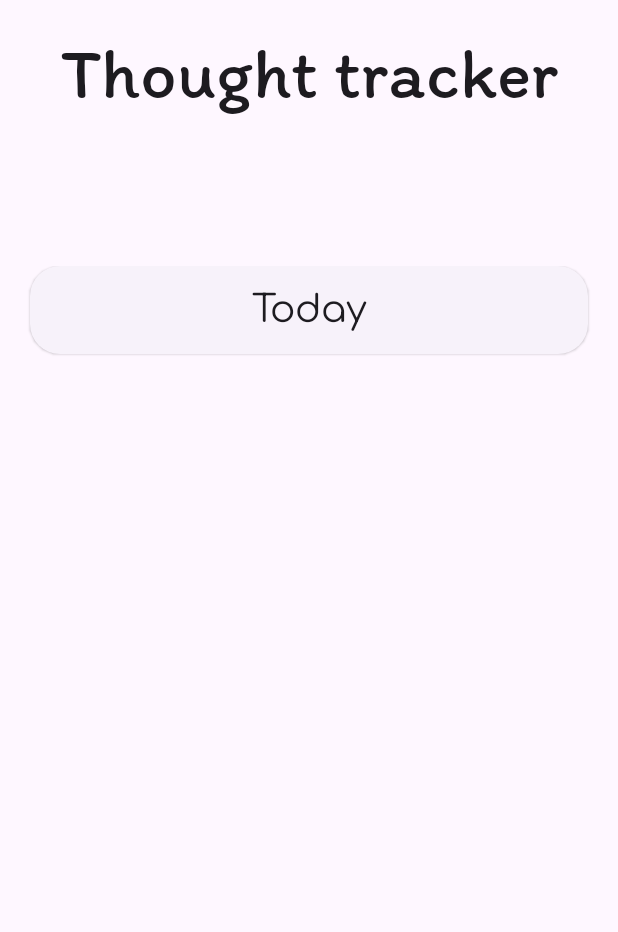
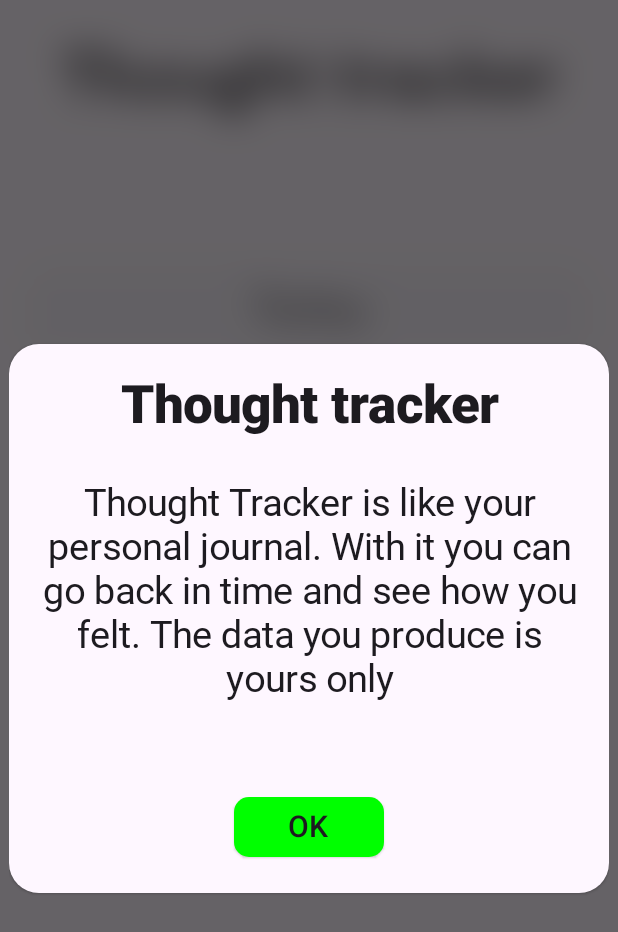
Before and after one commit to EvgenSuit/My-Speechy, an Android app built with Jetpack Compose: the ThoughtTrackerScreen screen opened through its navigation route, on a phone screen of 412 x 824 dp. Shown: the top 932 px of the screen. Run offline under Robolectric (Android 15) with nearby library versions, the phone set to English and light mode, and no system bars; our stand-ins replace Dagger/Hilt's generated code, Firebase (no records; nobody signed in at launch, a user with empty details on screens opened directly), Room's generated code; libraries missing offline, so code that uses them is left out: es.dmoral.toasty; Roboto replaces fonts that are not available here.

Commit message:
adapted dialog box, changed selection colors for bottom nav bar, provided explanatory dialog box for thought tracker, made empty(but not null) usernames appear as 'Empty username'

```diff
--- a/app/src/main/java/com/myspeechy/myspeechy/MainActivity.kt
+++ b/app/src/main/java/com/myspeechy/myspeechy/MainActivity.kt
@@ -28,7 +28,7 @@ import javax.inject.Inject
 
 @AndroidEntryPoint
 class MainActivity : ComponentActivity() {
-    private var darkTheme = mutableStateOf(false)
+    private var darkTheme = mutableStateOf(true)
 
     @Inject
     lateinit var authService: AuthService
--- a/app/src/main/java/com/myspeechy/myspeechy/MySpeechyApp.kt
+++ b/app/src/main/java/com/myspeechy/myspeechy/MySpeechyApp.kt
@@ -48,6 +48,7 @@ import com.google.firebase.auth.ktx.auth
 import com.google.firebase.ktx.Firebase
 import com.myspeechy.myspeechy.data.authDataStore
 import com.myspeechy.myspeechy.data.errorKey
+import com.myspeechy.myspeechy.data.lesson.LessonCategories
 import com.myspeechy.myspeechy.data.loggedOutDataStore
 import com.myspeechy.myspeechy.data.navBarDataStore
 import com.myspeechy.myspeechy.data.showNavBarDataStore
@@ -198,23 +199,23 @@ fun MySpeechyApp(navController: NavHostController = rememberNavController(),
                         })
                     }
                     composable(
-                        "regularLessonItem/{regularLessonItemId}",
-                        arguments = listOf(navArgument("regularLessonItemId")
+                        "${LessonCategories.PSYCHOLOGICAL}/{id}",
+                        arguments = listOf(navArgument("id")
                         { type = NavType.IntType })
                     ) {
                         RegularLessonItem { navController.navigateUp() }
                     }
                     composable(
-                        "readingLessonItem/{readingLessonItemId}",
-                        arguments = listOf(navArgument("readingLessonItemId")
+                        "${LessonCategories.READING}/{id}",
+                        arguments = listOf(navArgument("id")
                         { type = NavType.IntType })
                     ) {
                         ReadingLessonItem()
                         { navController.navigateUp() }
                     }
                     composable(
-                        "meditationLessonItem/{meditationLessonItemId}",
-                        arguments = listOf(navArgument("meditationLessonItemId")
+                        "${LessonCategories.MEDITATION}/{id}",
+                        arguments = listOf(navArgument("id")
                         { type = NavType.IntType })
                     ) {
                         MeditationLessonItem()
@@ -269,17 +270,16 @@ fun BottomNavBar(
                 } },
                 icon = { Icon(
                     painterResource(screen.icon),
-                    tint = MaterialTheme.colorScheme.primary,
                     contentDescription = null,
                     modifier = Modifier
                         .size(if (selected) dimensionResource(R.dimen.selected_bottom_bar_icon_size) else
                             dimensionResource(R.dimen.unselected_bottom_bar_icon_size))
                 ) },
-
-                selectedContentColor = Color.White,
+                selectedContentColor = MaterialTheme.colorScheme.primary,
+                unselectedContentColor = MaterialTheme.colorScheme.outline,
                 modifier = Modifier
                     .background(MaterialTheme.colorScheme.background)
-                    .weight(1f)
+                    //.weight(1f)
                     .semantics {
                         contentDescription = screen.label
                     }
--- a/app/src/main/java/com/myspeechy/myspeechy/components/ChatComponents.kt
+++ b/app/src/main/java/com/myspeechy/myspeechy/components/ChatComponents.kt
@@ -180,7 +180,9 @@ fun MessageContent(
                 .padding(dimensionResource(R.dimen.message_content_padding))) {
             val senderUsername = message.senderUsername
             if (message.sender != userId && !isPrivate) {
-                    Text(senderUsername ?: "Deleted account",
+                    Text(if (senderUsername == null) "Deleted account"
+                    else if (senderUsername.isEmpty()) stringResource(R.string.empty_username)
+                        else senderUsername,
                         overflow = TextOverflow.Ellipsis,
                         fontSize = 18.sp,
                         fontWeight = FontWeight.Bold,
--- a/app/src/main/java/com/myspeechy/myspeechy/components/LessonItemComponents.kt
+++ b/app/src/main/java/com/myspeechy/myspeechy/components/LessonItemComponents.kt
@@ -5,8 +5,8 @@ import android.os.Build
 import androidx.compose.foundation.ScrollState
 import androidx.compose.foundation.background
 import androidx.compose.foundation.layout.Arrangement
+import androidx.compose.foundation.layout.Box
 import androidx.compose.foundation.layout.Column
-import androidx.compose.foundation.layout.IntrinsicSize
 import androidx.compose.foundation.layout.Row
 import androidx.compose.foundation.layout.Spacer
 import androidx.compose.foundation.layout.defaultMinSize
@@ -14,14 +14,15 @@ import androidx.compose.foundation.layout.fillMaxSize
 import androidx.compose.foundation.layout.fillMaxWidth
 import androidx.compose.foundation.layout.height
 import androidx.compose.foundation.layout.padding
+import androidx.compose.foundation.layout.width
 import androidx.compose.foundation.layout.wrapContentSize
 import androidx.compose.foundation.rememberScrollState
 import androidx.compose.foundation.shape.RoundedCornerShape
 import androidx.compose.foundation.verticalScroll
 import androidx.compose.material3.ButtonDefaults
-import androidx.compose.material3.Card
 import androidx.compose.material3.CardDefaults
 import androidx.compose.material3.ElevatedButton
+import androidx.compose.material3.ElevatedCard
 import androidx.compose.material3.MaterialTheme
 import androidx.compose.material3.Text
 import androidx.compose.runtime.Composable
@@ -33,6 +34,7 @@ import androidx.compose.runtime.setValue
 import androidx.compose.ui.Alignment
 import androidx.compose.ui.Modifier
 import androidx.compose.ui.draw.blur
+import androidx.compose.ui.draw.clip
 import androidx.compose.ui.graphics.Brush
 import androidx.compose.ui.graphics.Color
 import androidx.compose.ui.res.dimensionResource
@@ -45,10 +47,8 @@ import com.google.accompanist.permissions.ExperimentalPermissionsApi
 import com.google.accompanist.permissions.isGranted
 import com.google.accompanist.permissions.rememberPermissionState
 import com.myspeechy.myspeechy.R
-import com.myspeechy.myspeechy.data.lesson.Lesson
 import com.myspeechy.myspeechy.data.lesson.LessonCategories
 import com.myspeechy.myspeechy.data.lesson.LessonItemUiState
-import java.util.Locale
 
 @OptIn(ExperimentalPermissionsApi::class)
 @Composable
@@ -94,7 +94,11 @@ fun <T: LessonItemUiState> LessonItemWrapper(
             .background(itemBackgroundGradient)
             .verticalScroll(scrollState)
             .padding(10.dp)
-            .blur(if (lessonItem.title.isNotEmpty() && !uiState.wasWelcomeDialogBoxShown && showDialog) 20.dp else 0.dp)
+            .blur(
+                if (lessonItem.title.isNotEmpty() && !uiState.wasWelcomeDialogBoxShown && showDialog) dimensionResource(
+                    R.dimen.blur
+                ) else 0.dp
+            )
     ) {
         Row(modifier = Modifier.padding(bottom = 30.dp),
             verticalAlignment = Alignment.CenterVertically) {
@@ -140,13 +144,14 @@ fun DialogBox(title: String, text: String,
               onDismiss: () -> Unit) {
     val corner = dimensionResource(R.dimen.common_corner_size)
     Dialog(onDismissRequest = onDismiss) {
-        Card(
+            ElevatedCard(
                 modifier = Modifier
-                .fillMaxWidth()
-                .height(IntrinsicSize.Min),
-            colors = CardDefaults.cardColors(
-                containerColor = MaterialTheme.colorScheme.background,
-            ),
+                    .width(400.dp)
+                    .height(500.dp)
+                    .clip(RoundedCornerShape(corner))
+                    .verticalScroll(rememberScrollState())
+                    .wrapContentSize(Alignment.Center),
+                colors = CardDefaults.cardColors(containerColor = MaterialTheme.colorScheme.background),
                 shape = RoundedCornerShape(corner)
             ) {
                 Column(
@@ -159,13 +164,17 @@ fun DialogBox(title: String, text: String,
                     Text(title,
                         style = MaterialTheme.typography.headlineMedium
                             .copy(color = MaterialTheme.colorScheme.onBackground),
-                    textAlign = TextAlign.Center,
-                    modifier = Modifier.wrapContentSize(Alignment.Center))
+                        textAlign = TextAlign.Center
+                    )
                     Text(text,
                         style = MaterialTheme.typography.bodyMedium
                             .copy(color = MaterialTheme.colorScheme.onBackground),
                         textAlign = TextAlign.Center,
-                    modifier = Modifier.wrapContentSize(Alignment.Center))
+                        modifier = Modifier
+                            .fillMaxSize()
+                            .wrapContentSize(Alignment.Center)
+                    )
+                    Spacer(modifier = Modifier.weight(1f))
                     ElevatedButton(onClick = onDismiss,
                         shape = RoundedCornerShape(10.dp),
                         colors = ButtonDefaults.buttonColors(
--- a/app/src/main/java/com/myspeechy/myspeechy/data/lesson/LessonCategories.kt
+++ b/app/src/main/java/com/myspeechy/myspeechy/data/lesson/LessonCategories.kt
@@ -4,5 +4,6 @@ enum class LessonCategories {
     PSYCHOLOGICAL,
     MEDITATION,
     READING,
+    THOUGHT_TRACKER,
     NONE,
 }
--- a/app/src/main/java/com/myspeechy/myspeechy/presentation/chat/PrivateChatViewModel.kt
+++ b/app/src/main/java/com/myspeechy/myspeechy/presentation/chat/PrivateChatViewModel.kt
@@ -106,8 +106,10 @@ class PrivateChatViewModel @Inject constructor(
     }
     private fun listenForMessages(topIndex: Int = 0, remove: Boolean) {
         if (!remove) {
-            _uiState.update { it.copy(topMessageBatchIndex = it.topMessageBatchIndex + topIndex,
-                messagesState = MessagesState.LOADING) }
+            _uiState.update { it.copy(topMessageBatchIndex = it.topMessageBatchIndex + topIndex) }
+        }
+        if (_uiState.value.messagesState == MessagesState.NOT_EMPTY) {
+            _uiState.update { it.copy(messagesState = MessagesState.LOADING) }
         }
         chatServiceImpl.messagesListener(
             chatId, topIndex,
--- a/app/src/main/java/com/myspeechy/myspeechy/presentation/lesson/RegularLessonItemViewModel.kt
+++ b/app/src/main/java/com/myspeechy/myspeechy/presentation/lesson/RegularLessonItemViewModel.kt
@@ -24,7 +24,7 @@ class RegularLessonItemViewModel @Inject constructor(
     private val lessonRepository: LessonRepository,
     private val lessonServiceImpl: RegularLessonServiceImpl,
     savedStateHandle: SavedStateHandle): ViewModel() {
-        private val id: Int = checkNotNull(savedStateHandle["regularLessonItemId"])
+        private val id: Int = checkNotNull(savedStateHandle["id"])
         private val _uiState = MutableStateFlow(RegularLessonItemState(LessonItem()))
         val uiState = _uiState.asStateFlow()
         init {
--- a/app/src/main/java/com/myspeechy/myspeechy/presentation/lesson/meditation/MeditationLessonItemViewModel.kt
+++ b/app/src/main/java/com/myspeechy/myspeechy/presentation/lesson/meditation/MeditationLessonItemViewModel.kt
@@ -38,7 +38,7 @@ class MeditationLessonItemViewModel @Inject constructor(
     private val dataStoreManager: DataStoreManager,
     savedStateHandle: SavedStateHandle
 ): ViewModel() {
-     val id: Int = checkNotNull(savedStateHandle["meditationLessonItemId"])
+     val id: Int = checkNotNull(savedStateHandle["id"])
     private val _uiState = MutableStateFlow(MeditationLessonItemState(LessonItem()))
     val uiState = _uiState.asStateFlow()
     val saveResultFlow = _uiState.map { it.saveResult }
--- a/app/src/main/java/com/myspeechy/myspeechy/presentation/lesson/reading/ReadingLessonItemViewModel.kt
+++ b/app/src/main/java/com/myspeechy/myspeechy/presentation/lesson/reading/ReadingLessonItemViewModel.kt
@@ -23,7 +23,7 @@ class ReadingLessonItemViewModel @Inject constructor(
     private val lessonRepository: LessonRepository,
     private val lessonServiceImpl: ReadingLessonServiceImpl,
     savedStateHandle: SavedStateHandle): ViewModel(){
-    private val id: Int = checkNotNull(savedStateHandle["readingLessonItemId"])
+    private val id: Int = checkNotNull(savedStateHandle["id"])
     private val _uiState = MutableStateFlow(ReadingLessonItemState(LessonItem()))
     val uiState = _uiState.asStateFlow()
     var job: Job? = null
@@ -118,5 +118,5 @@ class ReadingLessonItemViewModel @Inject constructor(
             lessonServiceImpl.markAsComplete(_uiState.value.lessonItem)
         }
     }
-    fun onCategoryConvert(): String = lessonServiceImpl.categoryToDialogText(LessonCategories.MEDITATION)
+    fun onCategoryConvert(): String = lessonServiceImpl.categoryToDialogText(LessonCategories.READING)
 }
--- a/app/src/main/java/com/myspeechy/myspeechy/presentation/thoughtTracker/ThoughtTrackerViewModel.kt
+++ b/app/src/main/java/com/myspeechy/myspeechy/presentation/thoughtTracker/ThoughtTrackerViewModel.kt
@@ -1,8 +1,9 @@
 package com.myspeechy.myspeechy.presentation.thoughtTracker
 
-import android.util.Log
 import androidx.lifecycle.ViewModel
 import androidx.lifecycle.viewModelScope
+import com.myspeechy.myspeechy.data.DataStoreManager
+import com.myspeechy.myspeechy.data.lesson.LessonCategories
 import com.myspeechy.myspeechy.data.thoughtTrack.ThoughtTrackItem
 import com.myspeechy.myspeechy.domain.DateFormatter
 import com.myspeechy.myspeechy.domain.Result
@@ -23,13 +24,22 @@ import javax.inject.Inject
 class ThoughtTrackerViewModel @Inject constructor(
     private val thoughtTrackerService: ThoughtTrackerService,
     private val isDateEqualToCurrentUseCase: IsDateEqualToCurrentUseCase,
-    private val getCurrentDateUseCase: GetCurrentDateUseCase
+    private val getCurrentDateUseCase: GetCurrentDateUseCase,
+    private val dataStoreManager: DataStoreManager,
 ): ViewModel() {
     private val _uiState = MutableStateFlow(ThoughtTrackerUiState())
     val uiState = _uiState.asStateFlow()
     private var dateListeningJob: Job? = null
     private var sourceTrackItems: List<ThoughtTrackItem> = mutableListOf()
     val tracksFetchResultFlow = _uiState.map { it.result }
+
+    init {
+        viewModelScope.launch {
+            dataStoreManager.collectWelcomeDialogBoxShow { set ->
+                _uiState.update { it.copy(wasWelcomeDialogShown = set.contains(LessonCategories.THOUGHT_TRACKER.name)) }
+            }
+        }
+    }
 
     fun listenForTracks(remove: Boolean) {
         if (!remove) {
@@ -78,8 +88,13 @@ class ThoughtTrackerViewModel @Inject constructor(
         }
     }
 
+    fun onDialogDismiss() = viewModelScope.launch {
+        dataStoreManager.editWelcomeDialogBoxShown(LessonCategories.THOUGHT_TRACKER)
+    }
+
     fun formatDate(date: String): String = DateFormatter.convertFromUtcThoughtTracker(date)
 
     data class ThoughtTrackerUiState(val trackItems: List<ThoughtTrackItem> = listOf(),
+                                     val wasWelcomeDialogShown: Boolean = true,
                                      val result: Result = Result.Idle)
 }
--- a/app/src/main/java/com/myspeechy/myspeechy/screens/chat/PublicChatScreen.kt
+++ b/app/src/main/java/com/myspeechy/myspeechy/screens/chat/PublicChatScreen.kt
@@ -58,6 +58,7 @@ import androidx.compose.ui.focus.FocusRequester
 import androidx.compose.ui.platform.LocalContext
 import androidx.compose.ui.platform.LocalFocusManager
 import androidx.compose.ui.res.dimensionResource
+import androidx.compose.ui.res.stringResource
 import androidx.compose.ui.text.TextRange
 import androidx.compose.ui.text.input.TextFieldValue
 import androidx.compose.ui.text.style.TextAlign
@@ -437,7 +438,9 @@ fun MembersColumn(
                             .padding(5.dp),
                         horizontalAlignment = Alignment.CenterHorizontally,
                         verticalArrangement = Arrangement.spacedBy(3.dp)) {
-                        Text(username ?: "Deleted account", fontSize = 18.sp, maxLines = 1, overflow = TextOverflow.Ellipsis)
+                        Text(if (username == null) "Deleted account"
+                            else if (username.isEmpty()) stringResource(R.string.empty_username)
+                            else username, fontSize = 18.sp, maxLines = 1, overflow = TextOverflow.Ellipsis)
                         if (userId == admin) {
                             Text("Admin", color = MaterialTheme.colorScheme.surfaceTint)
                         }
--- a/app/src/main/java/com/myspeechy/myspeechy/screens/lesson/ReadingLessonItem.kt
+++ b/app/src/main/java/com/myspeechy/myspeechy/screens/lesson/ReadingLessonItem.kt
@@ -65,7 +65,6 @@ fun ReadingLessonItem(viewModel: ReadingLessonItemViewModel = hiltViewModel(),
     val scope = rememberCoroutineScope()
     val scrollState = rememberScrollState()
     val text = uiState.lessonItem.text
-    val job: Job? = viewModel.job
     var showControlBar by remember {
         mutableStateOf(true)
     }
--- a/app/src/main/java/com/myspeechy/myspeechy/screens/thoughtTracker/ThoughtTrackerScreen.kt
+++ b/app/src/main/java/com/myspeechy/myspeechy/screens/thoughtTracker/ThoughtTrackerScreen.kt
@@ -10,7 +10,6 @@ import androidx.compose.foundation.layout.Column
 import androidx.compose.foundation.layout.Spacer
 import androidx.compose.foundation.layout.fillMaxHeight
 import androidx.compose.foundation.layout.fillMaxSize
-import androidx.compose.foundation.layout.fillMaxWidth
 import androidx.compose.foundation.layout.height
 import androidx.compose.foundation.layout.padding
 import androidx.compose.foundation.layout.width
@@ -27,12 +26,12 @@ import androidx.compose.runtime.collectAsState
 import androidx.compose.runtime.getValue
 import androidx.compose.ui.Alignment
 import androidx.compose.ui.Modifier
+import androidx.compose.ui.draw.blur
 import androidx.compose.ui.platform.LocalContext
 import androidx.compose.ui.res.dimensionResource
 import androidx.compose.ui.res.stringResource
 import androidx.compose.ui.semantics.contentDescription
 import androidx.compose.ui.semantics.semantics
-import androidx.compose.ui.unit.Dp
 import androidx.compose.ui.unit.dp
 import androidx.hilt.navigation.compose.hiltViewModel
 import androidx.lifecycle.Lifecycle
@@ -40,6 +39,7 @@ import androidx.lifecycle.compose.LifecycleEventEffect
 import androidx.navigation.NavHostController
 import com.myspeechy.myspeechy.NavScreens
 import com.myspeechy.myspeechy.R
+import com.myspeechy.myspeechy.components.DialogBox
 import com.myspeechy.myspeechy.data.thoughtTrack.ThoughtTrackItem
 import com.myspeechy.myspeechy.domain.Result
 import com.myspeechy.myspeechy.presentation.thoughtTracker.ThoughtTrackerViewModel
@@ -51,7 +51,6 @@ fun ThoughtTrackerScreen(navController: NavHostController,
     val context = LocalContext.current
     val uiState by viewModel.uiState.collectAsState()
     val circularProgressIndicatorDescription = stringResource(R.string.circular_progress_indicator)
-    val width = dimensionResource(R.dimen.thought_tracker_width)
     LifecycleEventEffect(Lifecycle.Event.ON_RESUME) {
         viewModel.listenForTracks(false)
         viewModel.listenForDateChange(false)
@@ -68,16 +67,22 @@ fun ThoughtTrackerScreen(navController: NavHostController,
             }
         }
     }
+    if (!uiState.wasWelcomeDialogShown) {
+        DialogBox(title = stringResource(R.string.thought_tracker), text = stringResource(R.string.thought_tracker_description),
+            viewModel::onDialogDismiss)
+    }
     BoxWithConstraints(
         contentAlignment = Alignment.TopCenter,
-        modifier = Modifier.fillMaxSize()
+        modifier = Modifier
+            .fillMaxSize()
+            .blur(if (!uiState.wasWelcomeDialogShown) dimensionResource(R.dimen.blur) else 0.dp)
     ) {
         val maxHeight = this.maxHeight
         Column(
             Modifier
                 .fillMaxSize()
                 .background(MaterialTheme.colorScheme.background)
-                .let { if (maxHeight > 400.dp) it.padding(dimensionResource(R.dimen.thought_tracker_page_padding)) else it},
+                .let { if (maxHeight > 400.dp) it.padding(dimensionResource(R.dimen.thought_tracker_page_padding)) else it },
             horizontalAlignment = Alignment.CenterHorizontally) {
             ThoughtTrackerTitle()
             if (maxHeight > 400.dp) Spacer(Modifier.height(100.dp))
--- a/app/src/main/res/values/dimen.xml
+++ b/app/src/main/res/values/dimen.xml
@@ -1,5 +1,7 @@
 <?xml version="1.0" encoding="utf-8"?>
 <resources>
+    <dimen name="dialog_box_width">200dp</dimen>
+    <dimen name="dialog_box_height">200dp</dimen>
     <dimen name="back_button_size">35dp</dimen>
     <dimen name="chats_top_row_height">70dp</dimen>
     <dimen name="auth_components_height">430dp</dimen>
@@ -34,6 +36,7 @@
     <dimen name="show_control_bar_button_height">40dp</dimen>
     <dimen name="show_control_bar_button_padding">10dp</dimen>
     <dimen name="thought_tracker_width">500dp</dimen>
+    <dimen name="blur">20dp</dimen>
     <dimen name="max_width">500dp</dimen>
     <dimen name="max_create_or_change_chat_form_width">400dp</dimen>
 </resources>
--- a/app/src/main/res/values/strings.xml
+++ b/app/src/main/res/values/strings.xml
@@ -26,6 +26,7 @@
     <string name="resume_button">Resume</string>
     <string name="cancel_button">Cancel</string>
 
+    <string name="empty_username">Empty username</string>
     <string name="your_chats">Your chats</string>
     <string name="all_groups">All groups</string>
     <string name="add_public_chat">Add public chat</string>
@@ -54,4 +55,6 @@
     <string name="circular_progress_indicator">Circular progress indicator</string>
 
     <string name="toggle_theme">Toggle theme</string>
+
+    <string name="thought_tracker_description">Thought Tracker is like your personal journal. With it you can go back in time and see how you felt. The data you produce is yours only</string>
 </resources>
```
Also changed, not shown: app/src/main/java/com/myspeechy/myspeechy/screens/Main.kt (+2 -8 lines), app/src/main/java/com/myspeechy/myspeechy/screens/chat/PrivateChatScreen.kt (+9 -3 lines), 1 other file. Lines whose indentation alone changed are shown as unchanged.
